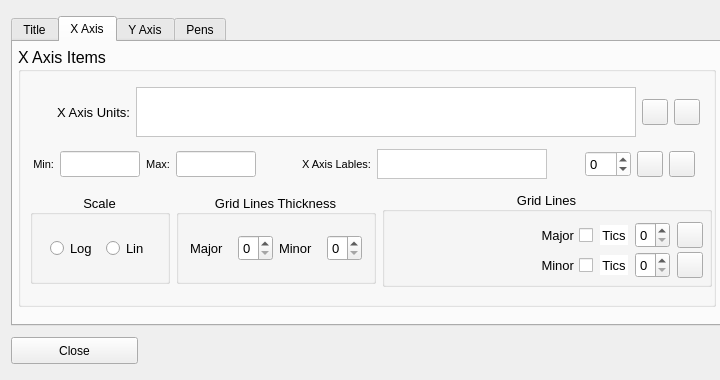
mikeinsantarosa/ChartTest, file ChartTest/chartproperties.ui: the form before one commit.
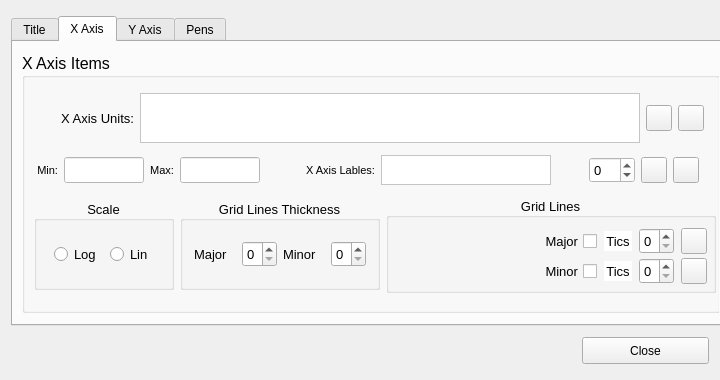
The form after the commit. The open tabs and pages were chosen to show the change. Icons and pictures are not drawn.

Patch:
```diff
--- a/ChartTest/chartproperties.ui
+++ b/ChartTest/chartproperties.ui
@@ -39,7 +39,7 @@
    <string notr="true"/>
   </property>
   <layout class="QGridLayout" name="gridLayout_3">
-   <item row="0" column="0">
+   <item row="0" column="0" colspan="2">
     <widget class="QTabWidget" name="tabWidgetChartProp">
      <property name="minimumSize">
       <size>
@@ -205,15 +205,9 @@
       <attribute name="title">
        <string>X Axis</string>
       </attribute>
+      <layout class="QGridLayout" name="gridLayout_7">
+       <item row="0" column="0">
       <widget class="QGroupBox" name="groupXAxisItems">
-       <property name="geometry">
-        <rect>
-         <x>5</x>
-         <y>5</y>
-         <width>698</width>
-         <height>260</height>
-        </rect>
-       </property>
        <property name="sizePolicy">
         <sizepolicy hsizetype="Fixed" vsizetype="Fixed">
          <horstretch>0</horstretch>
@@ -1042,7 +1036,7 @@
             </item>
            </layout>
           </widget>
-          <widget class="QWidget" name="">
+            <widget class="QWidget" name="layoutWidget">
            <property name="geometry">
             <rect>
              <x>10</x>
@@ -1196,6 +1190,8 @@
         </item>
        </layout>
       </widget>
+       </item>
+      </layout>
      </widget>
      <widget class="QWidget" name="taby">
       <attribute name="title">
@@ -5160,6 +5156,19 @@
     </widget>
    </item>
    <item row="1" column="0">
+    <spacer name="horizontalSpacer">
+     <property name="orientation">
+      <enum>Qt::Horizontal</enum>
+     </property>
+     <property name="sizeHint" stdset="0">
+      <size>
+       <width>566</width>
+       <height>20</height>
+      </size>
+     </property>
+    </spacer>
+   </item>
+   <item row="1" column="1">
     <widget class="QPushButton" name="btnClose">
      <property name="minimumSize">
       <size>
```
Left out of the diff: 14 changed lines with no effect on the pictures. Lines whose indentation alone changed are shown as unchanged.
